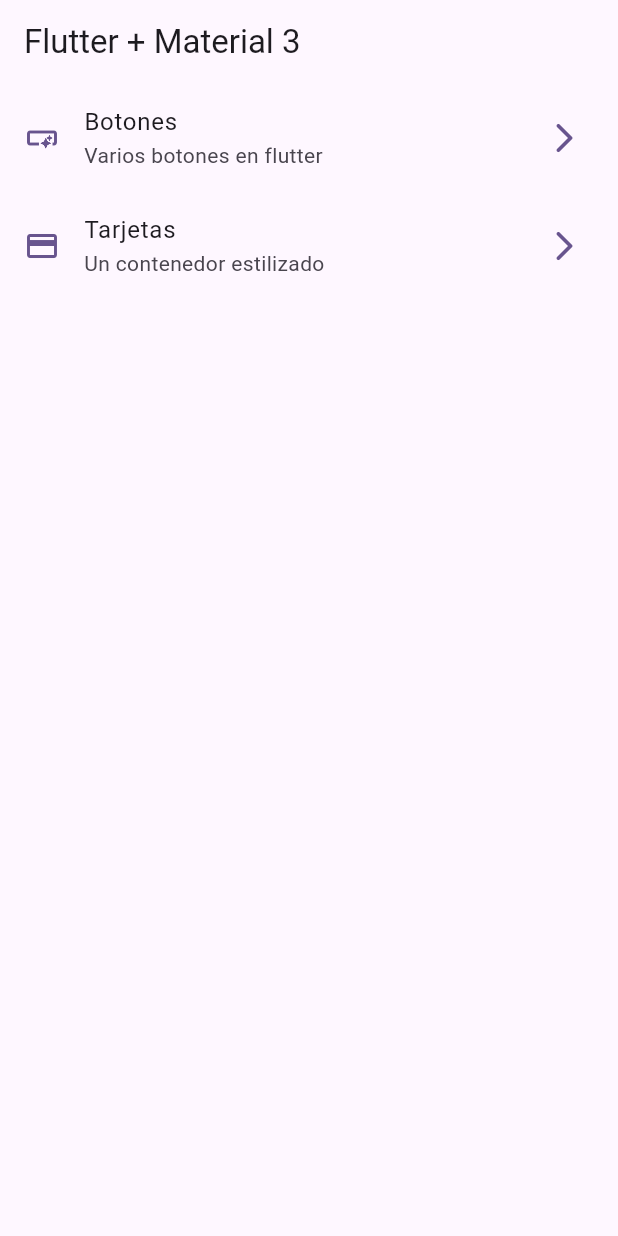
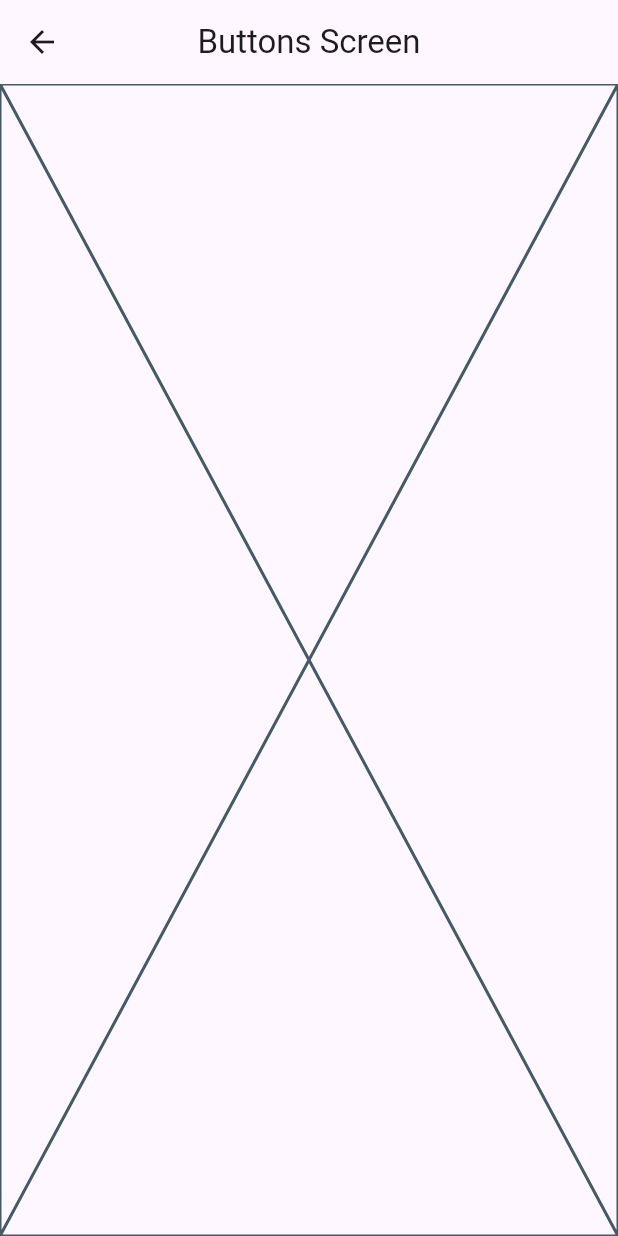
Before and after one commit to rodriandres/flutter-widgets-app, a Flutter app: the screen it shows after launch, after a tap on "Botones", on a phone screen of 412 x 824 dp. Run offline on Flutter 3.47's test engine with Material 3 defaults, Android fonts, the phone set to English and light mode, and no system bars.

Commit message:
configurable routes with navigator of flutter

```diff
--- a/lib/config/menu/menu_items.dart
+++ b/lib/config/menu/menu_items.dart
@@ -29,7 +29,7 @@ const appMenuItems = <MenuItem> [
   MenuItem(
     title: 'Tarjetas',
     subTitle: 'Un contenedor estilizado',
-    link: '/card',
+    link: '/cards',
     icon: Icons.credit_card,
   ),
 ];
--- a/lib/main.dart
+++ b/lib/main.dart
@@ -1,5 +1,7 @@
 import 'package:flutter/material.dart';
 import 'package:widgets_app/config/theme/app_theme.dart';
+import 'package:widgets_app/presentations/screens/buttons/buttons_screen.dart';
+import 'package:widgets_app/presentations/screens/cards/cards_screen.dart';
 import 'package:widgets_app/presentations/screens/home.dart';
 
 void main() {
@@ -14,7 +16,11 @@ class MainApp extends StatelessWidget {
     return MaterialApp(
       debugShowCheckedModeBanner: false,
       theme: AppTheme(selectedColor: 5).getTheme(),
-      home: const HomeScreen()
+      home: const HomeScreen(),
+      routes: {
+        '/buttons': (context) => const ButtonsScreen(),
+        '/cards': (context) => const CardsScreen(),
+      },
     );
   }
 }
--- /dev/null
+++ b/lib/presentations/screens/buttons/buttons_screen.dart
@@ -0,0 +1,16 @@
+
+import 'package:flutter/material.dart';
+
+class ButtonsScreen extends StatelessWidget {
+  const ButtonsScreen({super.key});
+
+  @override
+  Widget build(BuildContext context) {
+    return Scaffold(
+      appBar: AppBar(
+        title: const Text('Buttons Screen'),
+      ),
+      body: const Placeholder(),
+    );
+  }
+}
--- a/lib/presentations/screens/home.dart
+++ b/lib/presentations/screens/home.dart
@@ -1,5 +1,6 @@
 import 'package:flutter/material.dart';
 import 'package:widgets_app/config/menu/menu_items.dart';
+import 'package:widgets_app/presentations/screens/buttons/buttons_screen.dart';
 
 class HomeScreen extends StatelessWidget {
   const HomeScreen({super.key});
@@ -51,7 +52,13 @@ class _CustomListTile extends StatelessWidget {
       title: Text(menuItem.title ),
       subtitle: Text(menuItem.subTitle ),
       onTap: () {
-        // TODO navigate to other screen
+
+        // Navigator.of(context).push(
+        //   MaterialPageRoute(
+        //     builder: (context) => const ButtonsScreen()
+        //   ),
+        // );
+        Navigator.pushNamed(context, menuItem.link);
       },
     );
   }
```
Also changed, not shown: lib/presentations/screens/cards/cards_screen.dart (added, +16 -0 lines).
